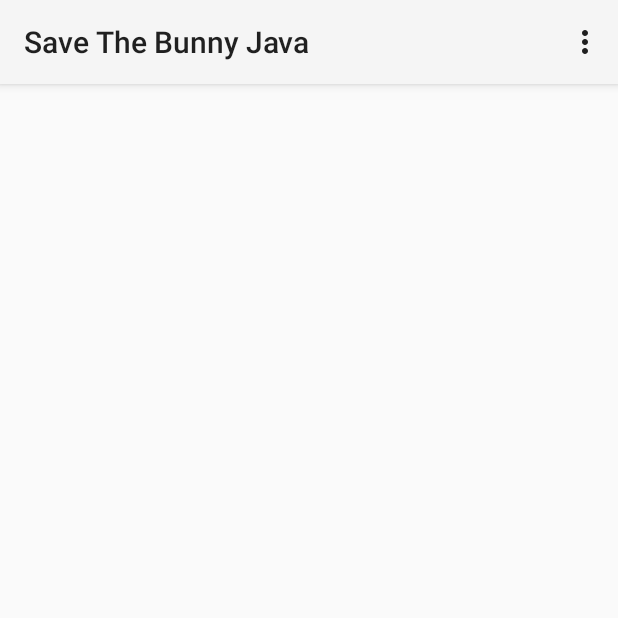
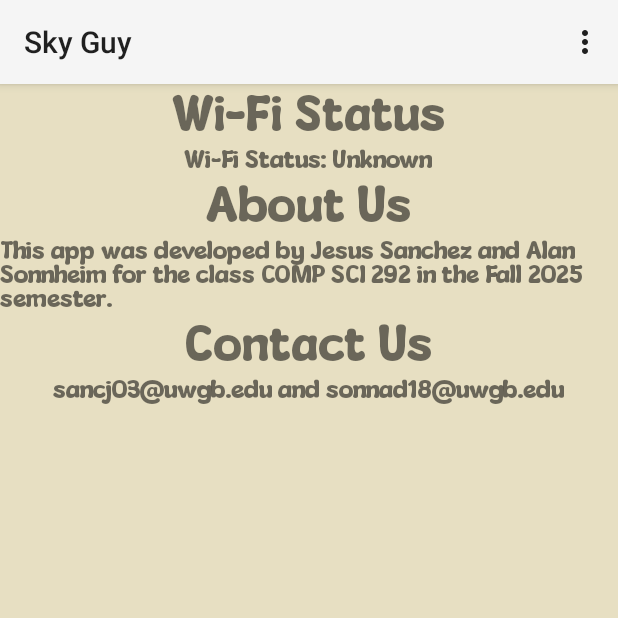
Before and after one commit to adsonnheim/sky-guy, an Android app: the screen it shows after launch (MainActivity), in the options menu, after a tap on "Settings", on a phone screen of 412 x 824 dp, the top half of it. Run offline under Robolectric (Android 15) with nearby library versions, the phone set to English and light mode, and no system bars.

Commit message:
Updated settings page layout, added wifi check

```diff
--- a/SaveTheBunnyJava/app/src/main/AndroidManifest.xml
+++ b/SaveTheBunnyJava/app/src/main/AndroidManifest.xml
@@ -2,6 +2,7 @@
 <manifest xmlns:android="http://schemas.android.com/apk/res/android"
     xmlns:tools="http://schemas.android.com/tools">
 
+    <uses-permission android:name="android.permission.ACCESS_NETWORK_STATE"/>
     <application
         android:allowBackup="true"
         android:dataExtractionRules="@xml/data_extraction_rules"
--- a/SaveTheBunnyJava/app/src/main/res/layout/settings.xml
+++ b/SaveTheBunnyJava/app/src/main/res/layout/settings.xml
@@ -3,13 +3,66 @@
     xmlns:tools="http://schemas.android.com/tools"
     android:layout_width="match_parent"
     android:layout_height="match_parent">
-    <TextView
-        android:layout_height="wrap_content"
-        android:layout_width="wrap_content"
-        android:fontFamily="@font/mouldycheese"
-        android:text="@string/settings"
-        android:textSize="32sp"
-        android:gravity="bottom"
-        android:padding="8dp"
-        tools:ignore="MissingConstraints" />/>
+
+    <LinearLayout
+        android:layout_width="match_parent"
+        android:layout_height="match_parent"
+        android:background="#e7dfc2"
+        android:orientation="vertical"
+        tools:layout_editor_absoluteX="0dp"
+        tools:layout_editor_absoluteY="228dp">
+
+        <TextView
+            android:layout_width="wrap_content"
+            android:layout_height="wrap_content"
+            android:fontFamily="@font/mouldycheese"
+            android:gravity="bottom"
+            android:padding="8dp"
+            android:text="@string/settings"
+            android:textSize="32sp"
+            tools:ignore="MissingConstraints" />
+        <TextView
+            android:layout_width="wrap_content"
+            android:layout_height="wrap_content"
+            android:layout_gravity="center_horizontal"
+            android:fontFamily="@font/mouldycheese"
+            android:text="@string/wi_fi_status"
+            android:textSize="32sp"/>
+        <TextView
+            android:id="@+id/wifi_status_text"
+            android:layout_width="wrap_content"
+            android:layout_height="wrap_content"
+            android:layout_gravity="center_horizontal"
+            android:fontFamily="@font/mouldycheese"
+            android:text="Wi-Fi Status: Unknown"
+            android:textSize="16sp"/>
+        <TextView
+            android:layout_width="wrap_content"
+            android:layout_height="wrap_content"
+            android:layout_gravity="center_horizontal"
+            android:fontFamily="@font/mouldycheese"
+            android:text="@string/AboutUs"
+            android:textSize="32sp" />
+        <TextView
+            android:layout_width="wrap_content"
+            android:layout_height="wrap_content"
+            android:layout_gravity="center_horizontal"
+            android:fontFamily="@font/mouldycheese"
+            android:text="@string/AboutUsText"
+            android:textSize="16sp" />
+        <TextView
+            android:layout_width="wrap_content"
+            android:layout_height="wrap_content"
+            android:layout_gravity="center_horizontal"
+            android:fontFamily="@font/mouldycheese"
+            android:text="@string/contact_us"
+            android:textSize="32sp"/>
+        <TextView
+            android:layout_width="wrap_content"
+            android:layout_height="wrap_content"
+            android:layout_gravity="center_horizontal"
+            android:fontFamily="@font/mouldycheese"
+            android:text="@string/contact_us_info"
+            android:textSize="16sp" />
+    </LinearLayout>
 </androidx.constraintlayout.widget.ConstraintLayout>
--- a/SaveTheBunnyJava/app/src/main/res/menu/game_menu.xml
+++ b/SaveTheBunnyJava/app/src/main/res/menu/game_menu.xml
@@ -1,14 +1,14 @@
 <?xml version="1.0" encoding="utf-8"?>
 <menu xmlns:android="http://schemas.android.com/apk/res/android"
     xmlns:app="http://schemas.android.com/apk/res-auto">
-    <item
-        android:id="@+id/settings"
-        android:icon="@drawable/hatguy"
-        android:title="@string/settings" />
     <item android:id="@+id/home"
         android:icon="@drawable/rabbit"
         android:title="@string/home" />
     <item android:id="@+id/leaderboard"
         android:icon="@drawable/rabbit"
         android:title="@string/leaderboard" />
+    <item
+        android:id="@+id/settings"
+        android:icon="@drawable/hatguy"
+        android:title="@string/settings" />
 </menu>
--- a/SaveTheBunnyJava/app/src/main/res/values/strings.xml
+++ b/SaveTheBunnyJava/app/src/main/res/values/strings.xml
@@ -1,5 +1,5 @@
 <resources>
-    <string name="app_name">Save The Bunny Java</string>
+    <string name="app_name">Sky Guy</string>
     <string name="game_title">Title of the game</string>
     <string name="rabbit">A bunny rabbit</string>
     <string name="hatguy">guy with a hat</string>
@@ -12,4 +12,10 @@
     <string name="help">help</string>
     <string name="home">Home</string>
     <string name="leaderboard">Leaderboard</string>
+    <string name="test">Test</string>
+    <string name="AboutUs">About Us</string>
+    <string name="AboutUsText">This app was developed by Jesus Sanchez and Alan Sonnheim for the class COMP SCI 292 in the Fall 2025 semester.</string>
+    <string name="contact_us">Contact Us</string>
+    <string name="contact_us_info">sancj03@uwgb.edu and sonnad18@uwgb.edu</string>
+    <string name="wi_fi_status">Wi-Fi Status</string>
 </resources>
```
Also changed, not shown: SaveTheBunnyJava/app/src/main/java/com/example/savethebunnyjava/MainActivity.java (+22 -0 lines), SaveTheBunnyJava/app/src/main/res/layout/activity_main.xml (+1 -30 lines).
